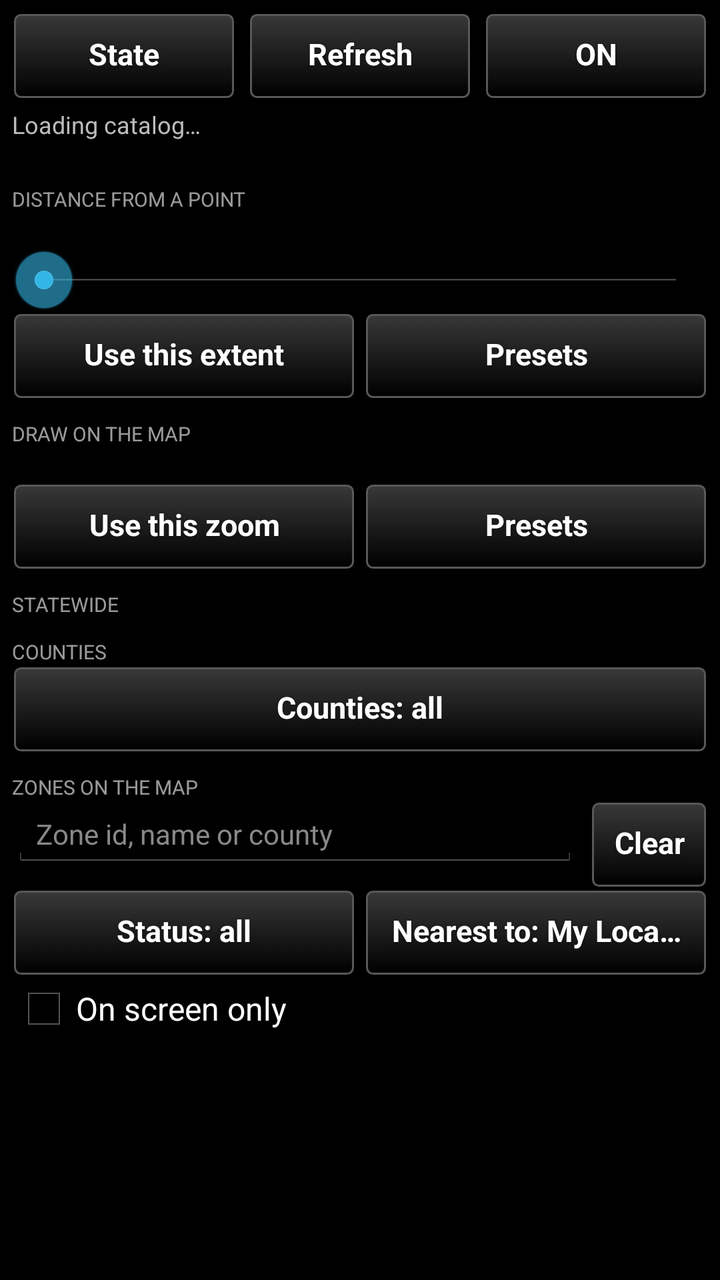
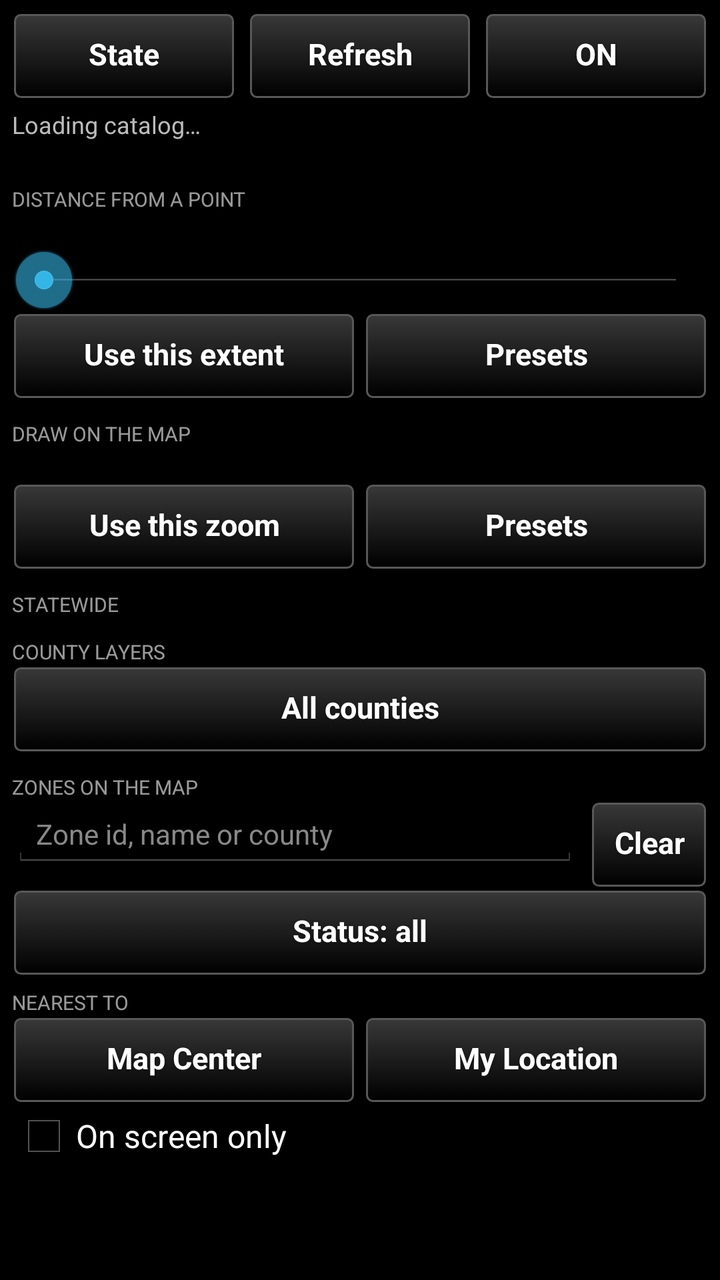

Screens rendered from an Android XML layout before and after an edit, with the pre-edit source and the edit as a unified diff.
<!-- AndroidManifest.xml: application theme AppTheme -->
<!-- res/layout/main_layout.xml -->
<?xml version="1.0" encoding="utf-8"?>
<LinearLayout xmlns:android="http://schemas.android.com/apk/res/android"
    android:layout_width="match_parent"
    android:layout_height="match_parent"
    android:orientation="vertical"
    android:padding="6dp">

    
    <LinearLayout
        android:layout_width="match_parent"
        android:layout_height="wrap_content"
        android:orientation="horizontal"
        android:baselineAligned="false">
        <Button
            android:id="@+id/btn_state"
            style="@style/TakwerxButton"
            android:layout_width="0dp"
            android:layout_weight="1"
            android:layout_height="wrap_content"
            android:text="@string/pick_state" />
        <Button
            android:id="@+id/btn_refresh_all"
            style="@style/TakwerxButton"
            android:layout_width="0dp"
            android:layout_weight="1"
            android:layout_height="wrap_content"
            android:layout_marginLeft="6dp"
            android:text="@string/refresh_all" />
        
        <Button
            android:id="@+id/btn_all"
            style="@style/TakwerxButton"
            android:layout_width="0dp"
            android:layout_weight="1"
            android:layout_height="wrap_content"
            android:layout_marginLeft="6dp"
            android:text="@string/toggle_on" />
    </LinearLayout>

    <TextView
        android:id="@+id/status"
        android:layout_width="match_parent"
        android:layout_height="wrap_content"
        android:paddingTop="4dp"
        android:textSize="12sp"
        android:textColor="#BBBBBB"
        android:text="@string/loading_catalog" />

    <TextView
        android:id="@+id/legend"
        android:layout_width="match_parent"
        android:layout_height="wrap_content"
        android:textSize="12sp"
        android:textStyle="bold"
        android:paddingBottom="2dp" />

    <ScrollView
        android:layout_width="match_parent"
        android:layout_height="0dp"
        android:layout_weight="1">
        <LinearLayout
            android:layout_width="match_parent"
            android:layout_height="wrap_content"
            android:orientation="vertical">

            
            <TextView
                android:layout_width="match_parent"
                android:layout_height="wrap_content"
                android:text="@string/section_radius"
                android:textSize="10sp"
                android:textAllCaps="true"
                android:alpha="0.6"
                android:textColor="#FFFFFF"
                android:paddingTop="4dp" />
            <TextView
                android:id="@+id/radius_label"
                android:layout_width="match_parent"
                android:layout_height="wrap_content"
                android:textSize="13sp"
                android:textColor="#FFFFFF" />
            
            <SeekBar
                android:id="@+id/radius"
                android:layout_width="match_parent"
                android:layout_height="wrap_content"
                android:max="50" />
            <LinearLayout
                android:layout_width="match_parent"
                android:layout_height="wrap_content"
                android:orientation="horizontal"
                android:baselineAligned="false">
                <Button
                    android:id="@+id/radius_extent"
                    style="@style/TakwerxButton"
                    android:layout_width="0dp"
                    android:layout_weight="1"
                    android:layout_height="wrap_content"
                    android:text="@string/use_this_extent" />
                <Button
                    android:id="@+id/radius_preset"
                    style="@style/TakwerxButton"
                    android:layout_width="0dp"
                    android:layout_weight="1"
                    android:layout_height="wrap_content"
                    android:layout_marginLeft="4dp"
                    android:text="@string/presets" />
            </LinearLayout>

            <TextView
                android:layout_width="match_parent"
                android:layout_height="wrap_content"
                android:text="@string/section_zoom"
                android:textSize="10sp"
                android:textAllCaps="true"
                android:alpha="0.6"
                android:textColor="#FFFFFF"
                android:paddingTop="10dp" />
            <TextView
                android:id="@+id/zoom_label"
                android:layout_width="match_parent"
                android:layout_height="wrap_content"
                android:textSize="13sp"
                android:textColor="#FFFFFF" />
            <LinearLayout
                android:layout_width="match_parent"
                android:layout_height="wrap_content"
                android:orientation="horizontal"
                android:baselineAligned="false">
                <Button
                    android:id="@+id/zoom_set"
                    style="@style/TakwerxButton"
                    android:layout_width="0dp"
                    android:layout_weight="1"
                    android:layout_height="wrap_content"
                    android:text="@string/use_this_zoom" />
                <Button
                    android:id="@+id/zoom_preset"
                    style="@style/TakwerxButton"
                    android:layout_width="0dp"
                    android:layout_weight="1"
                    android:layout_height="wrap_content"
                    android:layout_marginLeft="4dp"
                    android:text="@string/presets" />
            </LinearLayout>

            
            <TextView
                android:layout_width="wrap_content"
                android:layout_height="wrap_content"
                android:text="@string/section_statewide"
                android:textSize="10sp"
                android:textAllCaps="true"
                android:alpha="0.6"
                android:textColor="#FFFFFF"
                android:paddingTop="10dp" />
            <LinearLayout
                android:id="@+id/statewide_container"
                android:layout_width="match_parent"
                android:layout_height="wrap_content"
                android:orientation="vertical" />
            <TextView
                android:id="@+id/statewide_empty"
                android:layout_width="match_parent"
                android:layout_height="wrap_content"
                android:textSize="13sp"
                android:textColor="#BBBBBB"
                android:paddingTop="4dp"
                android:paddingBottom="4dp"
                android:visibility="gone" />

            
            <TextView
                android:layout_width="wrap_content"
                android:layout_height="wrap_content"
                android:text="@string/section_counties"
                android:textSize="10sp"
                android:textAllCaps="true"
                android:alpha="0.6"
                android:textColor="#FFFFFF"
                android:paddingTop="10dp" />
            <Button
                android:id="@+id/btn_counties"
                style="@style/TakwerxButton"
                android:layout_width="match_parent"
                android:layout_height="wrap_content"
                android:text="@string/pick_counties" />
            <TextView
                android:id="@+id/county_hint"
                android:layout_width="match_parent"
                android:layout_height="wrap_content"
                android:textSize="13sp"
                android:textColor="#BBBBBB"
                android:paddingTop="4dp"
                android:text="@string/county_hint"
                android:visibility="gone" />
            <LinearLayout
                android:id="@+id/county_container"
                android:layout_width="match_parent"
                android:layout_height="wrap_content"
                android:orientation="vertical" />

            
            <TextView
                android:layout_width="match_parent"
                android:layout_height="wrap_content"
                android:text="@string/section_zones"
                android:textSize="10sp"
                android:textAllCaps="true"
                android:alpha="0.6"
                android:textColor="#FFFFFF"
                android:paddingTop="10dp" />
            <LinearLayout
                android:layout_width="match_parent"
                android:layout_height="wrap_content"
                android:orientation="horizontal"
                android:baselineAligned="false">
                <EditText
                    android:id="@+id/search"
                    android:layout_width="0dp"
                    android:layout_weight="1"
                    android:layout_height="wrap_content"
                    android:hint="@string/search_hint"
                    android:inputType="text"
                    android:imeOptions="actionSearch|flagNoExtractUi|flagNoFullscreen"
                    android:maxLines="1"
                    android:textSize="14sp"
                    android:textColor="#FFFFFF"
                    android:textColorHint="#888888" />
                <Button
                    android:id="@+id/search_clear"
                    style="@style/TakwerxButton"
                    android:layout_width="wrap_content"
                    android:layout_height="wrap_content"
                    android:layout_marginLeft="6dp"
                    android:text="@string/clear" />
            </LinearLayout>
            <LinearLayout
                android:layout_width="match_parent"
                android:layout_height="wrap_content"
                android:orientation="horizontal"
                android:baselineAligned="false">
                <Button
                    android:id="@+id/status_filter"
                    style="@style/TakwerxButton"
                    android:layout_width="0dp"
                    android:layout_weight="1"
                    android:layout_height="wrap_content"
                    android:text="@string/status_all" />
                <Button
                    android:id="@+id/nearest_to"
                    style="@style/TakwerxButton"
                    android:layout_width="0dp"
                    android:layout_weight="1"
                    android:layout_height="wrap_content"
                    android:layout_marginLeft="4dp"
                    android:text="@string/nearest_to" />
            </LinearLayout>
            
            <CheckBox
                android:id="@+id/in_view"
                android:layout_width="match_parent"
                android:layout_height="wrap_content"
                android:text="@string/in_view" />
            <TextView
                android:id="@+id/zones_summary"
                android:layout_width="match_parent"
                android:layout_height="wrap_content"
                android:textSize="12sp"
                android:textColor="#BBBBBB"
                android:paddingTop="4dp" />
            <LinearLayout
                android:id="@+id/zones_container"
                android:layout_width="match_parent"
                android:layout_height="wrap_content"
                android:orientation="vertical" />
        </LinearLayout>
    </ScrollView>
</LinearLayout>
<!-- resources referenced by this layout -->
<resources>
  <string name="clear">Clear</string>
  <string name="county_hint">County feeds appear here as agencies publish them.</string>
  <string name="in_view">On screen only</string>
  <string name="loading_catalog">Loading catalog…</string>
  <string name="nearest_to">Nearest to: My Location</string>
  <string name="pick_counties">Counties: all</string>
  <string name="pick_state">State</string>
  <string name="presets">Presets</string>
  <string name="refresh_all">Refresh</string>
  <string name="search_hint">Zone id, name or county</string>
  <string name="section_counties">Counties</string>
  <string name="section_radius">Distance from a point</string>
  <string name="section_statewide">Statewide</string>
  <string name="section_zones">Zones on the map</string>
  <string name="section_zoom">Draw on the map</string>
  <string name="status_all">Status: all</string>
  <string name="toggle_on">ON</string>
  <string name="use_this_extent">Use this extent</string>
  <string name="use_this_zoom">Use this zoom</string>
  <style name="TakwerxButton" parent="@style/darkButton">
          <item name="android:paddingLeft">12dp</item>
          <item name="android:paddingRight">12dp</item>
          <item name="android:paddingTop">6dp</item>
          <item name="android:paddingBottom">8dp</item>
          <item name="android:minHeight">44dp</item>
          <item name="android:minWidth">0dp</item>
          <item name="android:textSize">15sp</item>
          <item name="android:singleLine">true</item>
          <item name="android:ellipsize">end</item>
      </style>
  <style name="AppTheme" parent="@android:style/Theme.Holo">
          <item name="android:buttonStyle">@android:style/Widget.Button</item>
          <item name="android:imageButtonStyle">@android:style/Widget.Button</item>
          <item name="android:buttonStyleToggle">@android:style/Widget.Button</item>
          <item name="android:spinnerStyle">@style/ATAKSpinner</item>
          <item name="android:spinnerItemStyle">@style/ATAKSpinnerItem</item>
          <item name="android:editTextStyle">@style/ATAKEditText</item>
      </style>
  <style name="ATAKSpinner" parent="@android:style/Widget.Spinner">
          <item name="android:spinnerMode">dialog</item>
      </style>
  <style name="ATAKSpinnerItem">
          <item name="android:textColor">@android:color/white</item>
          <item name="android:dropDownVerticalOffset">0dip</item>
          <item name="android:dropDownHorizontalOffset">0dip</item>
          <item name="android:dropDownWidth">wrap_content</item>
          <item name="android:gravity">left|center_vertical</item>
      </style>
  <style name="ATAKEditText" parent="@android:style/Widget.EditText">
          
          
  
          
          <item name="android:imeOptions">flagNoFullscreen</item>
      </style>
  <color name="darker_gray">#121212</color>
  <color name="white">#ffffff</color>
  <dimen name="fontSize">14sp</dimen>
  <!-- drawable new_dark_button_disabled (drawable) -->
  <?xml version="1.0" encoding="utf-8"?>
  <layer-list xmlns:android="http://schemas.android.com/apk/res/android">
      <item android:bottom="1dp" android:right="1dp" android:left="1dp" android:top="1dp">
          <shape android:shape="rectangle">
              <corners android:radius="3dp" />
              <stroke
                  android:width="1dp"
                  android:color="#484848" />
              <solid android:color="#484848" />
          </shape>
      </item>
  </layer-list>
  <!-- unchanged entries left out for length: 4 -->
</resources>

<!-- the commit's change to res/layout/main_layout.xml (unified diff, before → after) -->
@@ -235,26 +235,42 @@
                     android:layout_marginLeft="6dp"
                     android:text="@string/clear" />
             </LinearLayout>
-            <LinearLayout
-                android:layout_width="match_parent"
-                android:layout_height="wrap_content"
-                android:orientation="horizontal"
-                android:baselineAligned="false">
-                <Button
-                    android:id="@+id/status_filter"
-                    style="@style/TakwerxButton"
-                    android:layout_width="0dp"
-                    android:layout_weight="1"
-                    android:layout_height="wrap_content"
-                    android:text="@string/status_all" />
-                <Button
-                    android:id="@+id/nearest_to"
+            <Button
+                android:id="@+id/status_filter"
+                style="@style/TakwerxButton"
+                android:layout_width="match_parent"
+                android:layout_height="wrap_content"
+                android:text="@string/status_all" />
+            <TextView
+                android:layout_width="match_parent"
+                android:layout_height="wrap_content"
+                android:text="@string/nearest_to"
+                android:textSize="10sp"
+                android:textAllCaps="true"
+                android:alpha="0.6"
+                android:textColor="#FFFFFF"
+                android:paddingTop="6dp" />
+            
+            <LinearLayout
+                android:layout_width="match_parent"
+                android:layout_height="wrap_content"
+                android:orientation="horizontal"
+                android:baselineAligned="false">
+                <Button
+                    android:id="@+id/nearest_map"
+                    style="@style/TakwerxButton"
+                    android:layout_width="0dp"
+                    android:layout_weight="1"
+                    android:layout_height="wrap_content"
+                    android:text="@string/nearest_map" />
+                <Button
+                    android:id="@+id/nearest_me"
                     style="@style/TakwerxButton"
                     android:layout_width="0dp"
                     android:layout_weight="1"
                     android:layout_height="wrap_content"
                     android:layout_marginLeft="4dp"
-                    android:text="@string/nearest_to" />
+                    android:text="@string/nearest_me" />
             </LinearLayout>
             
             <CheckBox
<!-- resource entries referenced after the edit -->
@@ -1,16 +1,18 @@
 <!-- resources referenced by this layout -->
 <resources>
   <string name="clear">Clear</string>
-  <string name="county_hint">County feeds appear here as agencies publish them.</string>
+  <string name="county_hint">Some counties publish every zone they have drawn; those appear here.</string>
   <string name="in_view">On screen only</string>
   <string name="loading_catalog">Loading catalog…</string>
-  <string name="nearest_to">Nearest to: My Location</string>
-  <string name="pick_counties">Counties: all</string>
+  <string name="nearest_map">Map Center</string>
+  <string name="nearest_me">My Location</string>
+  <string name="nearest_to">Nearest to</string>
+  <string name="pick_counties">All counties</string>
   <string name="pick_state">State</string>
   <string name="presets">Presets</string>
   <string name="refresh_all">Refresh</string>
   <string name="search_hint">Zone id, name or county</string>
-  <string name="section_counties">Counties</string>
+  <string name="section_counties">County layers</string>
   <string name="section_radius">Distance from a point</string>
   <string name="section_statewide">Statewide</string>
   <string name="section_zones">Zones on the map</string>
